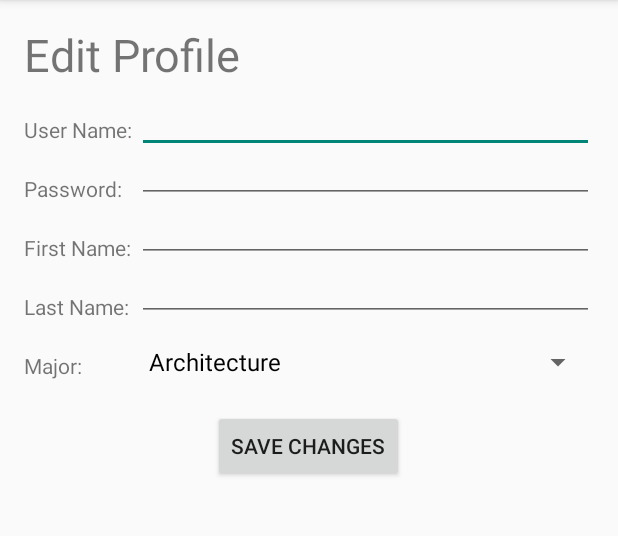
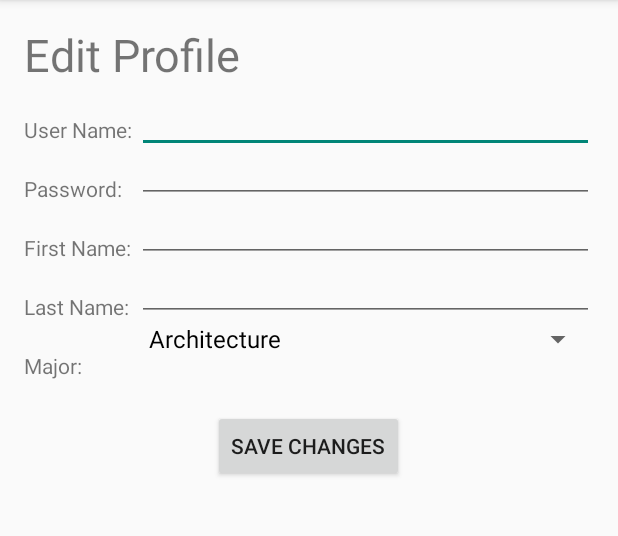
Before and after one commit to njdelima/cs2340-group59, an Android app: the editProfileActivity screen opened directly, with no data from a screen before it, on a phone screen of 412 x 824 dp, the part 84-620 px from its top. Run offline under Robolectric (Android 15) with nearby library versions, the phone set to English and light mode, and no system bars; 6 statements that could not run were skipped.

Commit message:
Edited layout a tad for edit profile page

```diff
--- a/TheMovieApp/app/src/main/res/layout/activity_edit_profile.xml
+++ b/TheMovieApp/app/src/main/res/layout/activity_edit_profile.xml
@@ -84,12 +84,12 @@
         android:layout_width="match_parent"
         android:layout_height="wrap_content"
         android:id="@+id/edit_major_spinner"
-        android:layout_alignBottom="@id/major_edit_label"
-        android:layout_alignLeft="@id/edit_lastName"
-        android:layout_alignStart="@id/edit_lastName"
         android:prompt="@string/majors_prompt"
         android:entries="@array/majors_array"
-        android:focusable="false" />
+        android:focusable="false"
+        android:layout_below="@+id/lastName_edit_label"
+        android:layout_alignLeft="@+id/edit_lastName"
+        android:layout_alignStart="@+id/edit_lastName" />
     <Button
         android:layout_width="wrap_content"
         android:layout_height="wrap_content"
```
